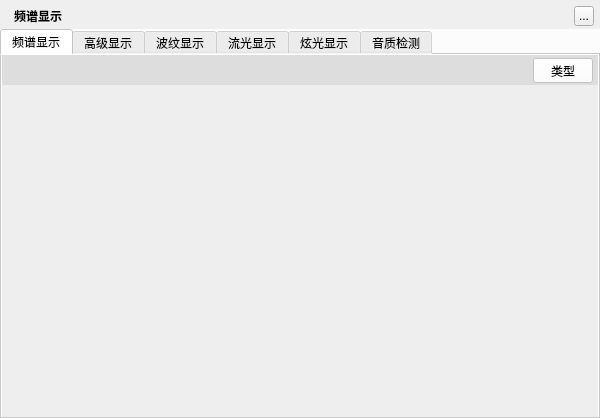
Greedysky/TTKMusicPlayer, file TTKModule/TTKWidget/musicUiKits/musicToolsetsKits/musicspectrumwidget.ui: the form before one commit.
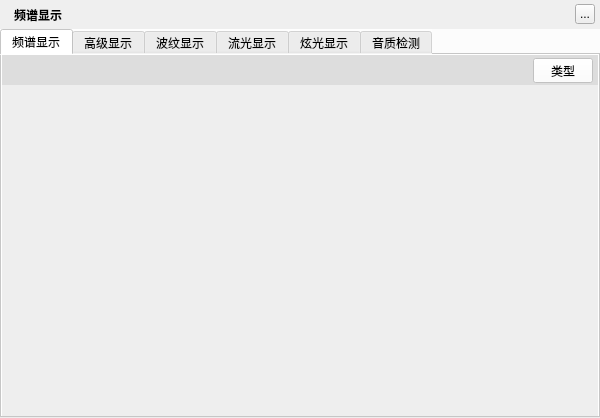
The form after the commit. Custom widgets are drawn as their Qt base class.

```diff
--- a/TTKModule/TTKWidget/musicUiKits/musicToolsetsKits/musicspectrumwidget.ui
+++ b/TTKModule/TTKWidget/musicUiKits/musicToolsetsKits/musicspectrumwidget.ui
@@ -13,28 +13,88 @@
   <property name="windowTitle">
    <string>频谱显示</string>
   </property>
+  <layout class="QVBoxLayout" name="verticalLayout">
+   <property name="spacing">
+    <number>0</number>
+   </property>
+   <property name="leftMargin">
+    <number>0</number>
+   </property>
+   <property name="topMargin">
+    <number>0</number>
+   </property>
+   <property name="rightMargin">
+    <number>0</number>
+   </property>
+   <property name="bottomMargin">
+    <number>0</number>
+   </property>
+   <item>
   <widget class="QLabel" name="background">
-   <property name="geometry">
-    <rect>
-     <x>0</x>
-     <y>0</y>
-     <width>600</width>
-     <height>418</height>
-    </rect>
-   </property>
-   <property name="text">
-    <string/>
-   </property>
-  </widget>
+     <layout class="QVBoxLayout" name="verticalLayout1">
+      <property name="spacing">
+       <number>0</number>
+      </property>
+      <property name="leftMargin">
+       <number>0</number>
+      </property>
+      <property name="topMargin">
+       <number>0</number>
+      </property>
+      <property name="rightMargin">
+       <number>0</number>
+      </property>
+      <property name="bottomMargin">
+       <number>0</number>
+      </property>
+      <item>
+       <widget class="QWidget" name="topArea" native="true">
+        <property name="minimumSize">
+         <size>
+          <width>0</width>
+          <height>29</height>
+         </size>
+        </property>
+        <property name="maximumSize">
+         <size>
+          <width>16777215</width>
+          <height>29</height>
+         </size>
+        </property>
+        <layout class="QHBoxLayout" name="horizontalLayout">
+         <property name="spacing">
+          <number>0</number>
+         </property>
+         <property name="leftMargin">
+          <number>0</number>
+         </property>
+         <property name="topMargin">
+          <number>0</number>
+         </property>
+         <property name="rightMargin">
+          <number>0</number>
+         </property>
+         <property name="bottomMargin">
+          <number>0</number>
+         </property>
+         <item>
+          <spacer name="horizontalSpacer_7">
+           <property name="orientation">
+            <enum>Qt::Horizontal</enum>
+           </property>
+           <property name="sizeType">
+            <enum>QSizePolicy::Fixed</enum>
+           </property>
+           <property name="sizeHint" stdset="0">
+            <size>
+             <width>14</width>
+             <height>20</height>
+            </size>
+           </property>
+          </spacer>
+         </item>
+         <item>
   <widget class="QLabel" name="topTitleName">
-   <property name="geometry">
-    <rect>
-     <x>14</x>
-     <y>3</y>
-     <width>220</width>
-     <height>25</height>
-    </rect>
-   </property>
    <property name="styleSheet">
     <string notr="true">color:&quot;#FFFFFF&quot;;font-weight:bold</string>
    </property>
@@ -42,40 +102,68 @@
     <string>频谱显示</string>
    </property>
   </widget>
+         </item>
+         <item>
   <widget class="QToolButton" name="topTitleCloseButton">
-   <property name="geometry">
-    <rect>
-     <x>574</x>
-     <y>6</y>
+           <property name="minimumSize">
+            <size>
      <width>20</width>
      <height>20</height>
-    </rect>
+            </size>
+           </property>
+           <property name="maximumSize">
+            <size>
+             <width>20</width>
+             <height>20</height>
+            </size>
    </property>
    <property name="text">
     <string>...</string>
    </property>
   </widget>
+         </item>
+         <item>
+          <spacer name="horizontalSpacer_8">
+           <property name="orientation">
+            <enum>Qt::Horizontal</enum>
+           </property>
+           <property name="sizeType">
+            <enum>QSizePolicy::Fixed</enum>
+           </property>
+           <property name="sizeHint" stdset="0">
+            <size>
+             <width>5</width>
+             <height>20</height>
+            </size>
+           </property>
+          </spacer>
+         </item>
+        </layout>
+       </widget>
+      </item>
+      <item>
   <widget class="QWidget" name="backgroundMask" native="true">
-   <property name="geometry">
-    <rect>
-     <x>0</x>
-     <y>29</y>
-     <width>600</width>
-     <height>389</height>
-    </rect>
-   </property>
    <property name="styleSheet">
     <string notr="true">background:rgba(255, 255, 255, 200);</string>
    </property>
+        <layout class="QHBoxLayout" name="horizontalLayout_2">
+         <property name="spacing">
+          <number>0</number>
+         </property>
+         <property name="leftMargin">
+          <number>0</number>
+         </property>
+         <property name="topMargin">
+          <number>0</number>
+         </property>
+         <property name="rightMargin">
+          <number>0</number>
+         </property>
+         <property name="bottomMargin">
+          <number>0</number>
+         </property>
+         <item>
    <widget class="QTabWidget" name="mainViewWidget">
-    <property name="geometry">
-     <rect>
-      <x>0</x>
-      <y>0</y>
-      <width>600</width>
-      <height>390</height>
-     </rect>
-    </property>
     <property name="layoutDirection">
      <enum>Qt::LeftToRight</enum>
     </property>
@@ -768,11 +856,14 @@
      </layout>
     </widget>
    </widget>
-  </widget>
-  <zorder>background</zorder>
-  <zorder>backgroundMask</zorder>
-  <zorder>topTitleName</zorder>
-  <zorder>topTitleCloseButton</zorder>
+         </item>
+        </layout>
+       </widget>
+      </item>
+     </layout>
+    </widget>
+   </item>
+  </layout>
  </widget>
  <customwidgets>
   <customwidget>
```
Lines whose indentation alone changed are shown as unchanged.
